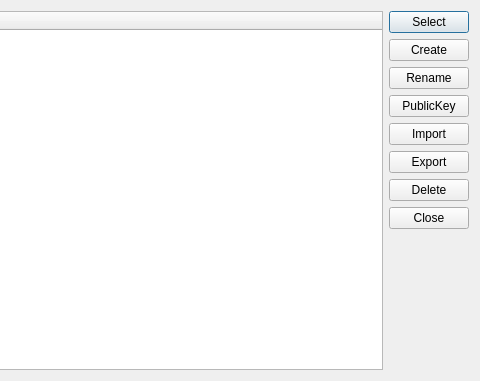
Qt form woterm/qwoidentifydialog.ui (aoyiduo/woterm) before a commit; both pictures show x 243 to 723 and y 0 to 381 of the 723 by 381 pixel window.
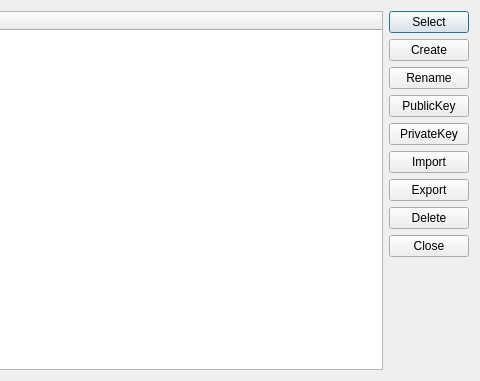
The same form after that commit. Icons and pictures are not drawn.

Patch:
```diff
--- a/woterm/qwoidentifydialog.ui
+++ b/woterm/qwoidentifydialog.ui
@@ -57,6 +57,13 @@
        </property>
       </widget>
      </item>
+     <item>
+      <widget class="QPushButton" name="btnPrivate">
+       <property name="text">
+        <string>PrivateKey</string>
+       </property>
+      </widget>
+     </item>
      <item>
       <widget class="QPushButton" name="btnImport">
        <property name="text">
```
